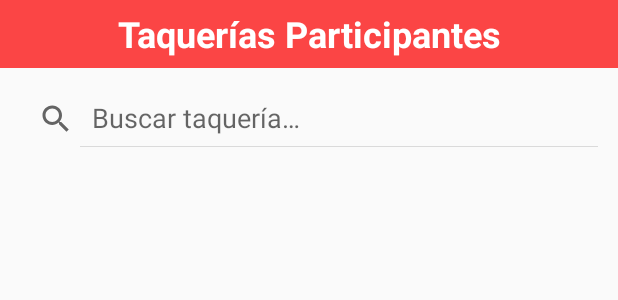
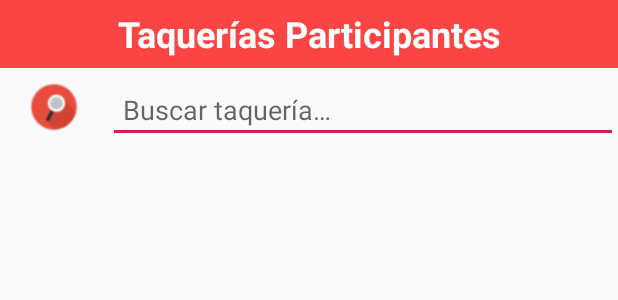
Before and after one commit to juliobadilloguzman/TaCu, an Android app: the layout fragment_taquerias.xml on its own in the app's theme, with its tools: preview values and no code run, on a phone screen of 412 x 824 dp. Shown: the top 300 px of the screen. Run offline under Robolectric (Android 15) with nearby library versions, the phone set to English and light mode, and no system bars.

Commit message:
Buscador funcional

```diff
--- a/app/src/main/java/mx/tec/tacu/adapter/ElementoAdapter.kt
+++ b/app/src/main/java/mx/tec/tacu/adapter/ElementoAdapter.kt
@@ -57,4 +57,9 @@ class ElementoAdapter(var list: ArrayList<Taqueria>): RecyclerView.Adapter<Eleme
 
     }
 
+    fun updateList(list2: ArrayList<Taqueria>){
+        list = list2
+        notifyDataSetChanged()
+    }
+
 }
--- a/app/src/main/res/layout/fragment_taquerias.xml
+++ b/app/src/main/res/layout/fragment_taquerias.xml
@@ -18,18 +18,34 @@
         android:textColor="@color/colorWhite"
         android:text="@string/titleListTaquerias" />
 
-    <SearchView
-        android:id="@+id/action_search"
+
+    <LinearLayout
         android:layout_width="match_parent"
         android:layout_height="wrap_content"
-        android:queryHint="@string/titleListTaqueriasBuscador"
-        android:layout_marginTop="10dp"
-        android:padding="5dp"
-        android:layout_marginBottom="10dp"
-        android:textAlignment="center"
-        android:iconifiedByDefault="false"
-        />
+        android:orientation="horizontal">
 
+        <ImageView
+            android:id="@+id/imageView"
+            android:layout_width="wrap_content"
+            android:layout_height="wrap_content"
+            android:layout_marginTop="10dp"
+            android:layout_marginBottom="10dp"
+            android:layout_weight="1"
+            app:srcCompat="@drawable/search" />
+
+        <EditText
+            android:id="@+id/action_search"
+            android:layout_width="300dp"
+            android:layout_weight="1"
+            android:layout_height="wrap_content"
+            android:hint="@string/titleListTaqueriasBuscador"
+            android:layout_marginTop="5dp"
+            android:padding="10dp"
+            android:layout_marginBottom="10dp"
+            android:textAlignment="textStart"
+            />
+
+    </LinearLayout>
 
     <ScrollView
         android:layout_width="match_parent"
```
Also changed, not shown: app/src/main/java/mx/tec/tacu/ui/taquerias/TaqueriasFragment.kt (+74 -6 lines), app/src/main/res/drawable/search.png (added), 1 other file.
